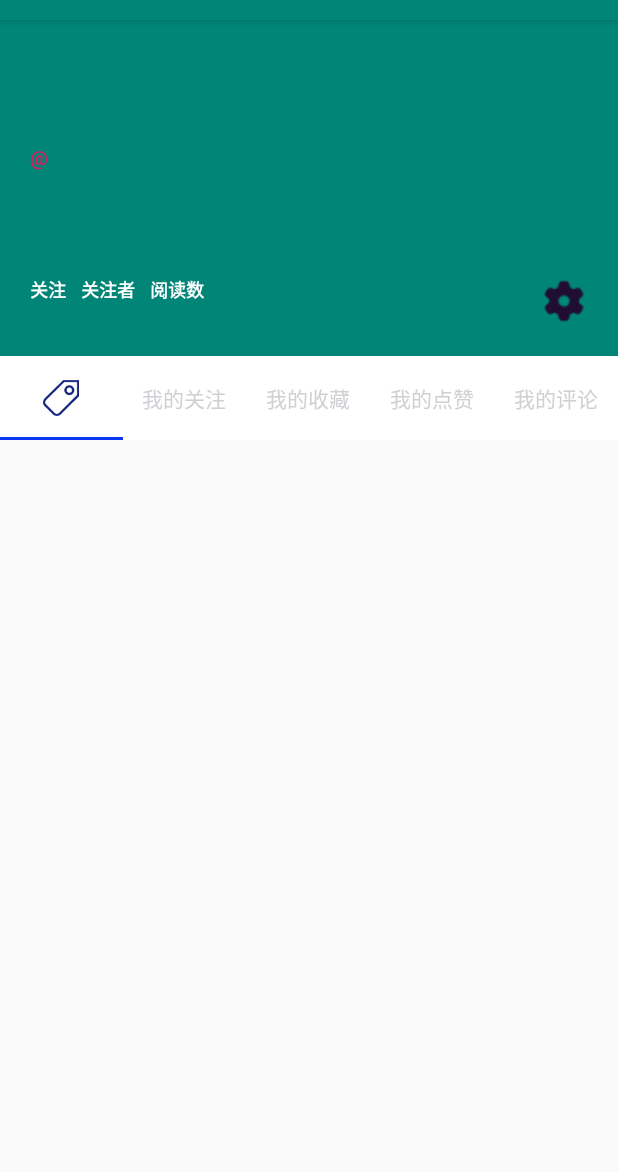
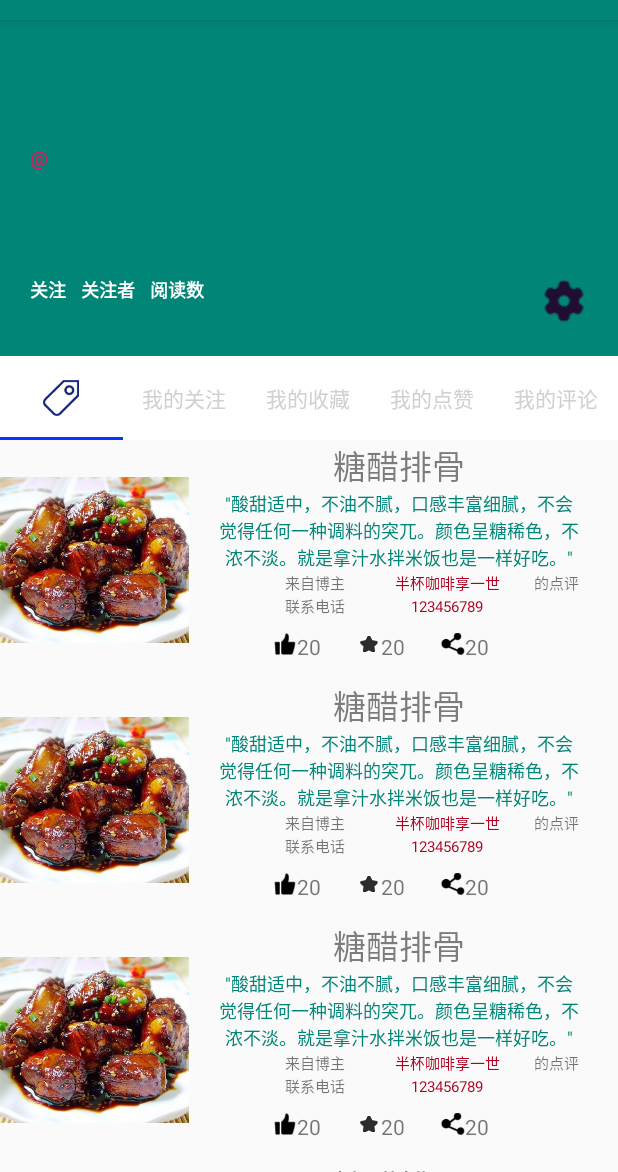
Before and after one commit to Jocoboy/Food-Wiki-For-Android, an Android app: the HomePageActivity screen opened directly, with no data from a screen before it, on a phone screen of 412 x 824 dp, the part 64-1236 px from its top. Run offline under Robolectric (Android 15) with nearby library versions, the phone set to English and light mode, and no system bars.

Commit message:
ui design for item

```diff
--- a/app/src/main/java/com/zstu/foodwiki/HomePageActivity.java
+++ b/app/src/main/java/com/zstu/foodwiki/HomePageActivity.java
@@ -9,12 +9,17 @@ import android.view.View;
 import android.widget.Button;
 import android.widget.ImageButton;
 import android.widget.ImageView;
+import android.widget.LinearLayout;
 import android.widget.TextView;
 import android.widget.Toast;
 
 import androidx.annotation.Nullable;
 import androidx.appcompat.app.AppCompatActivity;
 import androidx.core.content.res.ResourcesCompat;
+
+import com.google.android.material.tabs.TabLayout;
+
+import java.util.List;
 
 public class HomePageActivity extends AppCompatActivity implements View.OnClickListener{
 
@@ -38,6 +43,9 @@ public class HomePageActivity extends AppCompatActivity implements View.OnClickL
     private int follows;
     private int followers;
     private int readers;
+
+    private List<String> mData;
+
 
 
     private boolean isFileTableEmpty = false;
@@ -65,6 +73,8 @@ public class HomePageActivity extends AppCompatActivity implements View.OnClickL
 
         loadData();
         //processData();
+
+        initView();
     }
 
     @Override
@@ -156,4 +166,36 @@ public class HomePageActivity extends AppCompatActivity implements View.OnClickL
         iv_figure.setImageBitmap(figure_bmp);
 
     }
+
+
+    public void initView(){
+        TabLayout tabLayout = findViewById(R.id.toolbar_tab);
+        tabLayout.addOnTabSelectedListener(new TabLayout.OnTabSelectedListener() {
+              @Override
+              public void onTabSelected(TabLayout.Tab tab) {
+                  setScrollViewContent();
+              }
+
+               @Override
+               public void onTabUnselected(TabLayout.Tab tab) {
+
+              }
+
+              @Override
+              public void onTabReselected(TabLayout.Tab tab) {
+
+              }
+        });
+        setScrollViewContent();
+    }
+
+    public void setScrollViewContent(){
+        LinearLayout layout = findViewById(R.id.ll_sc_content);
+        layout.removeAllViews();
+        for (int i = 0; i < /*mData.size()*/6; i++) {
+            View view = View.inflate(HomePageActivity.this, R.layout.item_layout, null);
+          //  ((TextView) view.findViewById(R.id.tv_info)).setText(mData.get(i));
+            layout.addView(view, i);
+        }
+    }
 }
--- a/app/src/main/res/layout/activity_home.xml
+++ b/app/src/main/res/layout/activity_home.xml
@@ -258,11 +258,17 @@
         android:scrollbars="none"
         app:layout_behavior="@string/appbar_scrolling_view_behavior">
 
-        <androidx.viewpager.widget.ViewPager
+<!--        <androidx.viewpager.widget.ViewPager
             android:id="@+id/main_vp_container"
             android:layout_width="match_parent"
             android:layout_height="match_parent"
-            app:layout_behavior="@string/appbar_scrolling_view_behavior" />
+            app:layout_behavior="@string/appbar_scrolling_view_behavior" />-->
+        <LinearLayout
+            android:id="@+id/ll_sc_content"
+            android:layout_width="match_parent"
+            android:layout_height="wrap_content"
+            android:orientation="vertical">
+        </LinearLayout>
 
     </androidx.core.widget.NestedScrollView>
 </androidx.coordinatorlayout.widget.CoordinatorLayout>
--- /dev/null
+++ b/app/src/main/res/layout/item_layout.xml
@@ -0,0 +1,171 @@
+<?xml version="1.0" encoding="utf-8"?>
+<TableLayout xmlns:android="http://schemas.android.com/apk/res/android"
+    xmlns:tools="http://schemas.android.com/tools"
+    android:layout_width="match_parent" android:layout_height="wrap_content"
+    android:stretchColumns="0,1"
+    android:descendantFocusability="blocksDescendants">
+
+    <TableRow android:layout_width="232dp"
+        tools:ignore="UselessParent">
+
+        <ImageView
+            android:id="@+id/iv_food"
+            android:layout_width="120dp"
+            android:layout_height="160dp"
+            android:src="@drawable/img_food_tangcupaigu"
+            tools:ignore="ContentDescription">
+        </ImageView>
+
+        <LinearLayout
+            android:layout_width="match_parent"
+            android:layout_height="wrap_content"
+            android:orientation="vertical">
+
+            <TextView
+                android:id="@+id/tv_title"
+                android:layout_width="280dp"
+                android:layout_height="wrap_content"
+                android:text="糖醋排骨"
+                android:textColor="@color/black_transparent"
+                android:textAppearance="?android:attr/textAppearanceLarge"
+                android:textAlignment="center">
+            </TextView>
+
+
+            <LinearLayout
+                android:layout_width="280dp"
+                android:layout_height="match_parent"
+                android:orientation="horizontal">
+
+                <TextView
+                    android:id="@+id/tv_content"
+                    android:layout_width="match_parent"
+                    android:layout_height="wrap_content"
+                    android:text='"酸甜适中，不油不腻，口感丰富细腻，不会觉得任何一种调料的突兀。颜色呈糖稀色，不浓不淡。就是拿汁水拌米饭也是一样好吃。"'
+                    android:textAppearance="?android:attr/textAppearanceSmall"
+                    android:textColor="@color/colorPrimary"
+                    android:textAlignment="center"
+                    android:textSize="12sp"
+                    android:layout_marginLeft="60dp"
+                    android:layout_marginStart="20dp"
+                    android:layout_marginEnd="20dp">
+                </TextView>
+            </LinearLayout>
+
+            <LinearLayout
+                android:id="@+id/ll_bloger"
+                android:layout_width="match_parent"
+                android:layout_height="wrap_content"
+                android:orientation="horizontal">
+
+                <TextView
+                    android:layout_width="56dp"
+                    android:layout_height="wrap_content"
+                    android:text="来自博主"
+                    android:textSize="10sp"
+                    android:layout_marginStart="56dp"
+                    android:layout_marginEnd="10dp"
+                    android:textAlignment="center">
+                </TextView>
+
+                <TextView
+                    android:id="@+id/tv_bloger"
+                    android:layout_width="100dp"
+                    android:layout_height="wrap_content"
+                    android:text="半杯咖啡享一世"
+                    android:textSize="10sp"
+                    android:textColor="@color/design_default_color_error"
+                    android:textAlignment="center">
+                </TextView>
+
+
+                <TextView
+                    android:layout_width="48dp"
+                    android:layout_height="wrap_content"
+                    android:text="的点评 "
+                    android:textSize="10sp"
+                    android:textAlignment="center">
+                </TextView>
+            </LinearLayout>
+
+            <LinearLayout
+                android:id="@+id/ll_phonenumber"
+                android:layout_width="match_parent"
+                android:layout_height="wrap_content">
+                <TextView
+                    android:layout_width="56dp"
+                    android:layout_height="wrap_content"
+                    android:text="联系电话"
+                    android:textSize="10sp"
+                    android:layout_marginStart="56dp"
+                    android:layout_marginEnd="10dp"
+                    android:textAlignment="center">
+                </TextView>
+
+                <TextView
+                    android:id="@+id/tv_phonenumber"
+                    android:layout_width="100dp"
+                    android:layout_height="wrap_content"
+                    android:text="123456789"
+                    android:textSize="10sp"
+                    android:textColor="@color/design_default_color_error"
+                    android:textAlignment="center">
+                </TextView>
+            </LinearLayout>
+
+            <LinearLayout
+                android:id="@+id/ll_other"
+                android:layout_width="match_parent"
+                android:layout_height="wrap_content"
+                android:layout_marginTop="10dp">
+
+                <ImageView
+                    android:id="@+id/iv_like"
+                    android:layout_width="16dp"
+                    android:layout_height="16dp"
+                    android:src="@drawable/ic_like"
+                    tools:ignore="ContentDescription"
+                    android:layout_marginStart="56dp">
+                </ImageView>
+
+                <TextView
+                    android:layout_width="40dp"
+                    android:layout_height="wrap_content"
+                    android:text="20">
+
+                </TextView>
+
+                <ImageView
+                    android:id="@+id/iv_star"
+                    android:layout_width="16dp"
+                    android:layout_height="16dp"
+                    android:src="@drawable/ic_star"
+                    tools:ignore="ContentDescription">
+                </ImageView>
+
+                <TextView
+                    android:layout_width="40dp"
+                    android:layout_height="wrap_content"
+                    android:text="20">
+
+                </TextView>
+
+                <ImageView
+                    android:id="@+id/iv_share"
+                    android:layout_width="16dp"
+                    android:layout_height="16dp"
+                    android:src="@drawable/ic_share"
+                    tools:ignore="ContentDescription">
+                </ImageView>
+
+                <TextView
+                    android:layout_width="40dp"
+                    android:layout_height="wrap_content"
+                    android:text="20">
+
+                </TextView>
+            </LinearLayout>
+        </LinearLayout>
+    </TableRow>
+
+</TableLayout>
```
Also changed, not shown: app/src/main/res/drawable-v24/ic_like.png (added), app/src/main/res/drawable-v24/ic_like_cancel.png (added), app/src/main/res/drawable-v24/ic_share.png (added), app/src/main/res/drawable-v24/ic_star.png (added), app/src/main/res/drawable-v24/ic_star_cancel.png (added), app/src/main/res/drawable-v24/img_food_tangcupaigu.png (added).
